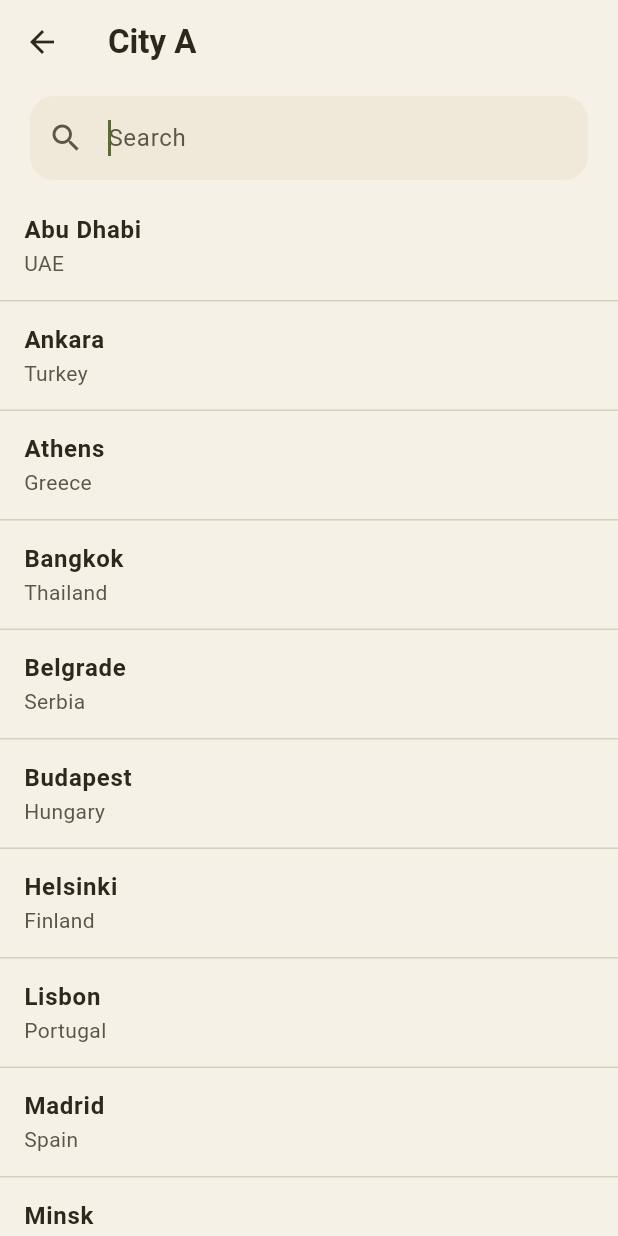
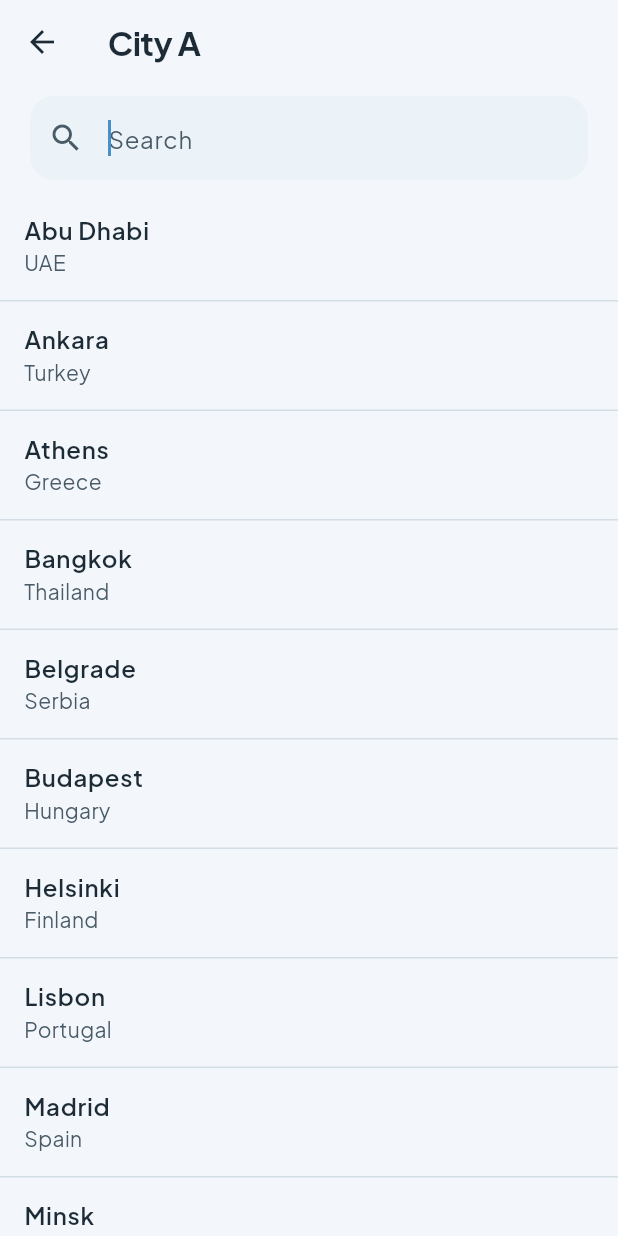
Before and after one commit to Samrwitt/condo_price, a Flutter app: the screen it shows after launch, after a tap on "City A", on a phone screen of 412 x 824 dp. Run offline on Flutter 3.47's test engine with Material 3 defaults, Android fonts, the phone set to English and light mode, and no system bars; our stand-ins replace google_fonts.

```diff
--- a/app/lib/screens/home_screen.dart
+++ b/app/lib/screens/home_screen.dart
@@ -74,10 +74,17 @@ class _HomeScreenState extends State<HomeScreen> {
   Widget build(BuildContext context) {
     final colors = Theme.of(context).colorScheme;
     return Scaffold(
-      appBar: AppBar(title: const Text('Compare')),
+      appBar: AppBar(title: const Text('Condo Compare')),
       body: ListView(
         padding: const EdgeInsets.fromLTRB(20, 8, 20, 32),
         children: [
+          Text(
+            'Typical condo price in two capitals.',
+            style: Theme.of(context).textTheme.bodyMedium?.copyWith(
+              color: colors.onSurfaceVariant,
+            ),
+          ),
+          const SizedBox(height: 20),
           _CityField(
             fieldKey: const ValueKey('city-a'),
             city: _cityA,
--- a/app/lib/theme.dart
+++ b/app/lib/theme.dart
@@ -1,54 +1,62 @@
 import 'package:flutter/material.dart';
+import 'package:google_fonts/google_fonts.dart';
 
-const olive = Color(0xFF5C6B2F);
-const oliveDeep = Color(0xFF3A421C);
-const oliveSoft = Color(0xFFD6DBA8);
-const cream = Color(0xFFF6F1E6);
-const sand = Color(0xFFE7DFCE);
-const ink = Color(0xFF2C281C);
-const clay = Color(0xFF8A6236);
+const sky = Color(0xFF4A90C8);
+const skyDeep = Color(0xFF2B5F8A);
+const skySoft = Color(0xFFD6EAF8);
+const mist = Color(0xFFF3F7FB);
+const cloud = Color(0xFFE4EEF6);
+const ink = Color(0xFF1C2B36);
 
 ThemeData buildAppTheme() {
   final scheme = ColorScheme(
     brightness: Brightness.light,
-    primary: olive,
-    onPrimary: const Color(0xFFFFF8E7),
-    primaryContainer: oliveSoft,
-    onPrimaryContainer: oliveDeep,
-    secondary: clay,
-    onSecondary: const Color(0xFFFFF8E7),
-    secondaryContainer: const Color(0xFFE8D4B0),
-    onSecondaryContainer: const Color(0xFF3F2C12),
-    tertiary: oliveDeep,
-    onTertiary: const Color(0xFFFFF8E7),
-    error: const Color(0xFF9B3D2A),
-    onError: const Color(0xFFFFF8E7),
-    surface: cream,
+    primary: sky,
+    onPrimary: Colors.white,
+    primaryContainer: skySoft,
+    onPrimaryContainer: skyDeep,
+    secondary: skyDeep,
+    onSecondary: Colors.white,
+    secondaryContainer: const Color(0xFFC5DDF0),
+    onSecondaryContainer: skyDeep,
+    tertiary: skyDeep,
+    onTertiary: Colors.white,
+    error: const Color(0xFFB3261E),
+    onError: Colors.white,
+    surface: mist,
     onSurface: ink,
-    onSurfaceVariant: const Color(0xFF5C5648),
-    surfaceContainerLowest: const Color(0xFFFAF6EE),
-    surfaceContainerLow: const Color(0xFFF0E9DA),
-    surfaceContainer: sand,
-    surfaceContainerHigh: const Color(0xFFDDD4C2),
-    surfaceContainerHighest: sand,
-    outline: const Color(0xFFC4BBA8),
-    outlineVariant: const Color(0xFFD8CFBE),
+    onSurfaceVariant: const Color(0xFF4A5B68),
+    surfaceContainerLowest: const Color(0xFFF8FBFD),
+    surfaceContainerLow: const Color(0xFFECF3F8),
+    surfaceContainer: cloud,
+    surfaceContainerHigh: const Color(0xFFD7E4EE),
+    surfaceContainerHighest: cloud,
+    outline: const Color(0xFFB7C7D3),
+    outlineVariant: const Color(0xFFD3DEE6),
+  );
+
+  final textTheme = GoogleFonts.plusJakartaSansTextTheme().apply(
+    bodyColor: ink,
+    displayColor: ink,
   );
 
   return ThemeData(
     colorScheme: scheme,
     useMaterial3: true,
-    scaffoldBackgroundColor: cream,
-    appBarTheme: const AppBarTheme(
-      backgroundColor: cream,
+    scaffoldBackgroundColor: mist,
+    textTheme: textTheme,
+    fontFamily: GoogleFonts.plusJakartaSans().fontFamily,
+    appBarTheme: AppBarTheme(
+      backgroundColor: mist,
       foregroundColor: ink,
       elevation: 0,
       scrolledUnderElevation: 0,
       centerTitle: false,
-      titleTextStyle: TextStyle(
+      titleTextStyle: GoogleFonts.plusJakartaSans(
         color: ink,
         fontSize: 22,
         fontWeight: FontWeight.w700,
+        letterSpacing: -0.4,
       ),
     ),
     cardTheme: CardThemeData(
@@ -59,29 +67,35 @@ ThemeData buildAppTheme() {
     ),
     filledButtonTheme: FilledButtonThemeData(
       style: FilledButton.styleFrom(
-        backgroundColor: olive,
-        foregroundColor: const Color(0xFFFFF8E7),
-        disabledBackgroundColor: sand,
-        disabledForegroundColor: const Color(0xFF8A8374),
+        backgroundColor: sky,
+        foregroundColor: Colors.white,
+        disabledBackgroundColor: cloud,
+        disabledForegroundColor: const Color(0xFF7A8B97),
         elevation: 0,
         minimumSize: const Size.fromHeight(52),
         shape: RoundedRectangleBorder(borderRadius: BorderRadius.circular(16)),
-        textStyle: const TextStyle(fontSize: 16, fontWeight: FontWeight.w700),
+        textStyle: GoogleFonts.plusJakartaSans(
+          fontSize: 16,
+          fontWeight: FontWeight.w700,
+        ),
       ),
     ),
     sliderTheme: SliderThemeData(
-      activeTrackColor: olive,
-      inactiveTrackColor: sand,
-      thumbColor: oliveDeep,
-      overlayColor: olive.withValues(alpha: 0.12),
+      activeTrackColor: sky,
+      inactiveTrackColor: cloud,
+      thumbColor: skyDeep,
+      overlayColor: sky.withValues(alpha: 0.12),
       trackHeight: 4,
     ),
     chipTheme: ChipThemeData(
-      selectedColor: oliveSoft,
-      backgroundColor: sand,
-      disabledColor: sand,
-      labelStyle: const TextStyle(color: ink, fontWeight: FontWeight.w600),
-      secondaryLabelStyle: const TextStyle(color: oliveDeep),
+      selectedColor: skySoft,
+      backgroundColor: cloud,
+      disabledColor: cloud,
+      labelStyle: GoogleFonts.plusJakartaSans(
+        color: ink,
+        fontWeight: FontWeight.w600,
+      ),
+      secondaryLabelStyle: GoogleFonts.plusJakartaSans(color: skyDeep),
       side: BorderSide.none,
       shape: RoundedRectangleBorder(borderRadius: BorderRadius.circular(20)),
       padding: const EdgeInsets.symmetric(horizontal: 6),
--- a/app/lib/widgets/size_control.dart
+++ b/app/lib/widgets/size_control.dart
@@ -25,6 +25,13 @@ class SizeControl extends StatelessWidget {
     final colors = Theme.of(context).colorScheme;
     return Column(
       children: [
+        Text(
+          'Condo size',
+          style: Theme.of(context).textTheme.labelLarge?.copyWith(
+            color: colors.onSurfaceVariant,
+          ),
+        ),
+        const SizedBox(height: 4),
         Row(
           mainAxisAlignment: MainAxisAlignment.center,
           children: [
@@ -59,7 +66,7 @@ class SizeControl extends StatelessWidget {
             for (final preset in presets)
               ChoiceChip(
                 key: ValueKey('size-preset-$preset'),
-                label: Text('$preset'),
+                label: Text(formatM2(preset)),
                 selected: sizeM2 == preset,
                 onSelected: (_) => onChanged(preset),
               ),
--- a/app/pubspec.yaml
+++ b/app/pubspec.yaml
@@ -34,6 +34,7 @@ dependencies:
   # The following adds the Cupertino Icons font to your application.
   # Use with the CupertinoIcons class for iOS style icons.
   cupertino_icons: ^1.0.8
+  google_fonts: ^6.3.2
 
 dev_dependencies:
   flutter_test:
```
Also changed, not shown: app/lib/screens/result_screen.dart (+11 -5 lines), app/pubspec.lock, 2 other files.
